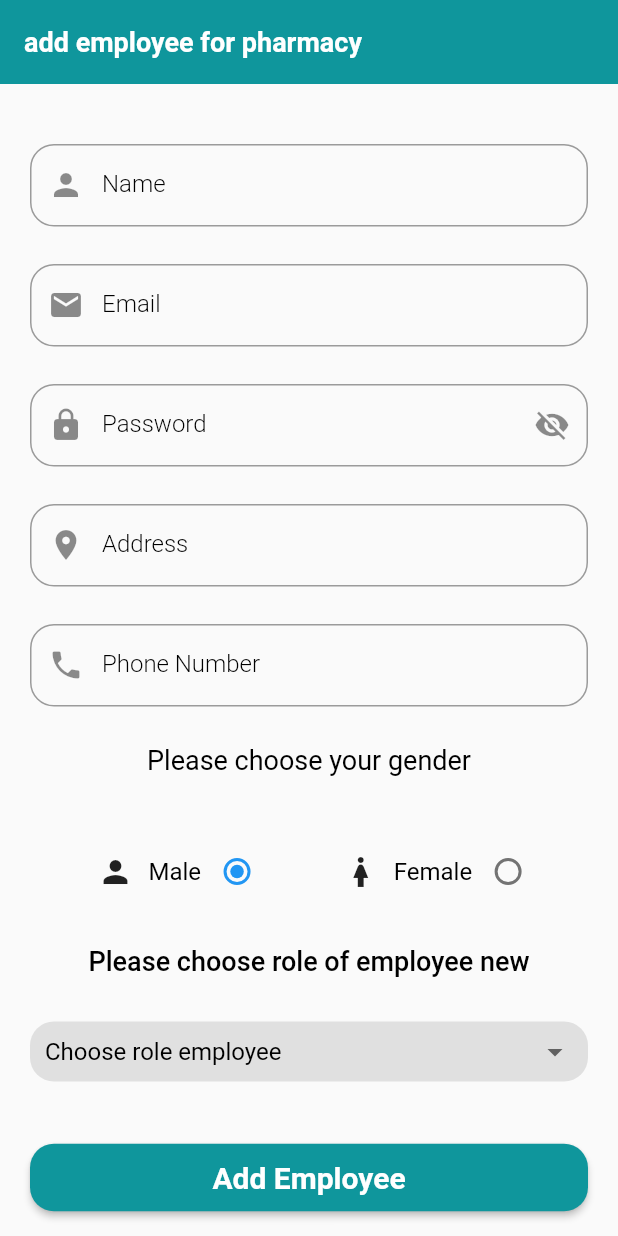
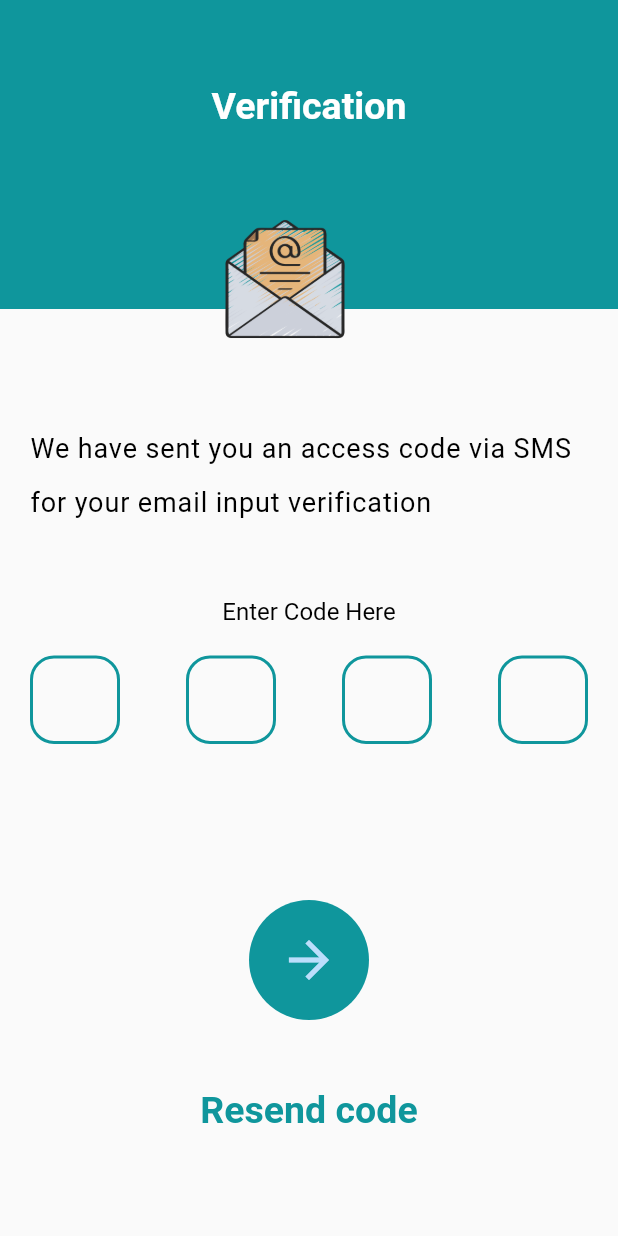
Before and after one commit to NourAhmadJob/pharmacy, a Flutter app: the screen it shows after launch, on a phone screen of 412 x 824 dp. Run offline on Flutter 3.47's test engine with Material 2 defaults, Android fonts, the phone set to English and light mode, and no system bars.

Commit message:
This verify screen and some edit

```diff
--- a/lib/main.dart
+++ b/lib/main.dart
@@ -1,6 +1,7 @@
 import 'package:flutter/material.dart';
 
 import 'pharmacyManagement/admin/presentation/screen/add/add_employee.dart';
+import 'pharmacyManagement/admin/presentation/screen/verify/verify_screen.dart';
 
 
 
@@ -20,7 +21,7 @@ class MyApp extends StatelessWidget {
       theme: ThemeData(
         primarySwatch: Colors.blue,
       ),
-      home:  const AddEmployee(),
+      home:   VerifyScreen(),
     );
   }
 }
--- /dev/null
+++ b/lib/pharmacyManagement/admin/presentation/screen/verify/verify_screen.dart
@@ -0,0 +1,196 @@
+import 'package:flutter/material.dart';
+import 'package:pharmacy_system/utils/core/constance/color_constance.dart';
+import 'package:pharmacy_system/utils/widget/basic_bottom.dart';
+import 'package:pharmacy_system/utils/widget/text_normal.dart';
+
+class VerifyScreen extends StatelessWidget {
+  TextEditingController controller1 = TextEditingController();
+  TextEditingController controller2 = TextEditingController();
+  TextEditingController controller3 = TextEditingController();
+  TextEditingController controller4 = TextEditingController();
+
+  VerifyScreen({super.key});
+
+  @override
+  Widget build(BuildContext context) {
+    return Scaffold(
+        appBar: AppBar(
+          backgroundColor: AllColors.appColor,
+          elevation: 0.0,
+        ),
+        body: Stack(
+          children: [
+            Container(
+              alignment: Alignment.topCenter,
+              height: 150.0,
+              width: double.infinity,
+              color: AllColors.appColor,
+              child: TextNormal(
+                text: "Verification",
+                colorText: Colors.white,
+                sizeText: 25.0,
+                fontWeight: FontWeight.w600,
+              ),
+            ),
+            Container(
+                margin: const EdgeInsets.only(top: 80.0, left: 150.0),
+                child: const Image(
+                  image: AssetImage(
+                    "assets/images/open-email.png",
+                  ),
+                  height: 100,
+                  width: 80.0,
+                )),
+            Container(
+              padding: const EdgeInsets.all(20.0),
+              margin: const EdgeInsets.only(top: 200.0),
+              child: Column(
+                children: [
+                  TextNormal(
+                    text:
+                        "We have sent you an access code via SMS for your email input verification",
+                    sizeText: 18.0,
+                    fontWeight: FontWeight.w400,
+                    heightText: 2.0,
+                    letterSpacing: 0.6,
+                  ),
+                  const SizedBox(height: 50.0,),
+                  TextNormal(text: "Enter Code Here"),
+                  const SizedBox(
+                    height: 20.0,
+                  ),
+                  Row(
+                    mainAxisAlignment: MainAxisAlignment.spaceBetween,
+                    children: [
+                      SizedBox(
+                        height: 60.0,
+                        width: 60.0,
+                        child: TextField(
+                          controller: controller1,
+                          onChanged: (value) {
+                            if (value.length == 1)
+                              FocusScope.of(context).nextFocus();
+                          },
+                          keyboardType: TextInputType.number,
+                          textAlign: TextAlign.center,
+                          decoration: InputDecoration(
+                              enabledBorder: OutlineInputBorder(
+                                borderRadius: BorderRadius.circular(16.0),
+                                borderSide: const BorderSide(
+                                    color: AllColors.appColor, width: 2.0),
+                              ),
+                              border: OutlineInputBorder(
+                                borderRadius: BorderRadius.circular(16.0),
+                                borderSide: const BorderSide(
+                                    color: AllColors.appColor, width: 2.0),
+                              )),
+                        ),
+                      ),
+                      SizedBox(
+                        height: 60.0,
+                        width: 60.0,
+                        child: TextField(
+                          controller: controller2,
+                          onChanged: (value) {
+                            if (value.length == 1)
+                              FocusScope.of(context).nextFocus();
+                          },
+                          keyboardType: TextInputType.number,
+                          textAlign: TextAlign.center,
+                          decoration: InputDecoration(
+                              enabledBorder: OutlineInputBorder(
+                                borderRadius: BorderRadius.circular(16.0),
+                                borderSide: const BorderSide(
+                                    color: AllColors.appColor, width: 2.0),
+                              ),
+                              border: OutlineInputBorder(
+                                borderRadius: BorderRadius.circular(16.0),
+                                borderSide: const BorderSide(
+                                    color: AllColors.appColor, width: 2.0),
+                              )),
+                        ),
+                      ),
+                      SizedBox(
+                        height: 60.0,
+                        width: 60.0,
+                        child: TextField(
+                          controller: controller3,
+                          onChanged: (value) {
+                            if (value.length == 1)
+                              FocusScope.of(context).nextFocus();
+                          },
+                          keyboardType: TextInputType.number,
+                          textAlign: TextAlign.center,
+                          decoration: InputDecoration(
+                              enabledBorder: OutlineInputBorder(
+                                borderRadius: BorderRadius.circular(16.0),
+                                borderSide: const BorderSide(
+                                    color: AllColors.appColor, width: 2.0),
+                              ),
+                              border: OutlineInputBorder(
+                                borderRadius: BorderRadius.circular(16.0),
+                                borderSide: const BorderSide(
+                                    color: AllColors.appColor, width: 2.0),
+                              )),
+                        ),
+                      ),
+                      SizedBox(
+                        height: 60.0,
+                        width: 60.0,
+                        child: TextField(
+                          controller: controller4,
+                          onChanged: (value) {
+                            if (value.length == 1)
+                              FocusScope.of(context).nextFocus();
+                          },
+                          keyboardType: TextInputType.number,
+                          textAlign: TextAlign.center,
+                          decoration: InputDecoration(
+                              enabledBorder: OutlineInputBorder(
+                                borderRadius: BorderRadius.circular(16.0),
+                                borderSide: const BorderSide(
+                                    color: AllColors.appColor, width: 2.0),
+                              ),
+                              border: OutlineInputBorder(
+                                borderRadius: BorderRadius.circular(16.0),
+                                borderSide: const BorderSide(
+                                    color: AllColors.appColor, width: 2.0),
+                              )),
+                        ),
+                      ),
+                    ],
+                  ),
+                ],
+              ),
+            ),
+            InkWell(
+              onTap: () {
+                // call api verify
+              },
+              child: Container(
+                alignment: Alignment.center,
+                margin: const EdgeInsets.only(top: 400.0),
+                child: const CircleAvatar(
+                  backgroundColor: AllColors.appColor,
+                  radius: 40.0,
+                  child: Icon(
+                    Icons.arrow_forward_outlined,
+                    size: 40.0,
+                  ),
+                ),
+              ),
+            ),
+            Container(
+              alignment: Alignment.center,
+              margin: const EdgeInsets.only(top: 600),
+              child: TextNormal(
+                text: "Resend code",
+                colorText: AllColors.appColor,
+                sizeText: 25.0,
+                fontWeight: FontWeight.w700,
+              ),
+            ),
+          ],
+        ));
+  }
+}
--- a/lib/utils/widget/basic_bottom.dart
+++ b/lib/utils/widget/basic_bottom.dart
@@ -44,7 +44,7 @@ class BasicBottom extends StatelessWidget {
         // api Add Employee
       },
       child: TextNormal(
-        text: "Add Employee",
+        text: text,
         colorText: colorText,
         sizeText: 20.0,
         fontWeight: FontWeight.w600,
--- a/lib/utils/widget/text_normal.dart
+++ b/lib/utils/widget/text_normal.dart
@@ -5,7 +5,8 @@ class TextNormal extends StatelessWidget {
   Color colorText;
 
   double sizeText;
-
+  double heightText ;
+  double letterSpacing ;
   FontWeight fontWeight;
 
    TextNormal({
@@ -13,6 +14,8 @@ class TextNormal extends StatelessWidget {
     required this.text,
     this.colorText = Colors.black ,
     this.sizeText = 16.0 ,
+     this.heightText = 0.0,
+     this.letterSpacing = 0.0,
     this.fontWeight = FontWeight.w400 ,
   });
 
@@ -20,7 +23,10 @@ class TextNormal extends StatelessWidget {
   Widget build(BuildContext context) {
     return Text(
       text,
+
       style: TextStyle(
+       height: heightText,
+        letterSpacing: letterSpacing,
         color: colorText,
         fontSize: sizeText,
         fontWeight: fontWeight,
--- a/pubspec.yaml
+++ b/pubspec.yaml
@@ -47,10 +47,8 @@ flutter:
 
   uses-material-design: true
 
-  # To add assets to your application, add an assets section, like this:
-  # assets:
-  #   - images/a_dot_burr.jpeg
-  #   - images/a_dot_ham.jpeg
+  assets:
+     - assets/images/
 
   # An image asset can refer to one or more resolution-specific "variants", see
   # https://flutter.dev/assets-and-images/#resolution-aware
```
Also changed, not shown: assets/images/email.jpg (added), assets/images/open-email.png (added), assets/images/open.png (added).
